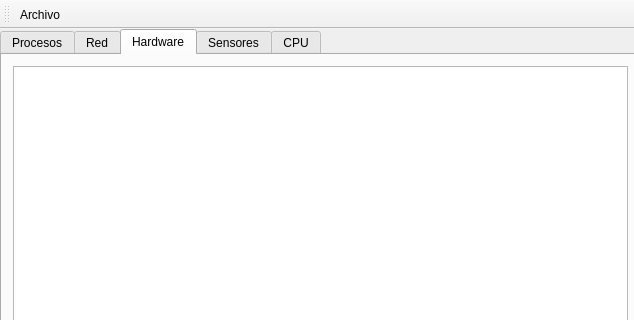
Qt form SystemMonitor/mainwindow.ui (alu0100843101/soa-system-monitor) before a commit; both pictures show x 0 to 634 and y 0 to 320 of the 634 by 483 pixel window.
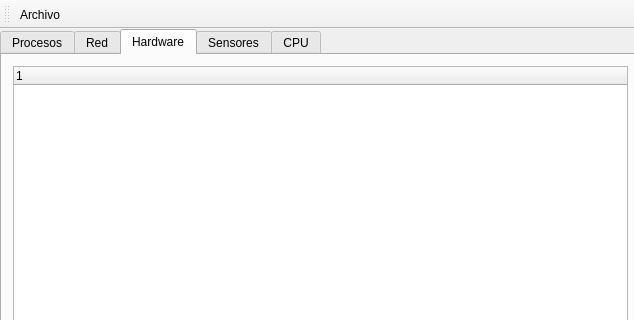
The same form after that commit. The open tabs and pages were chosen to show the change.

What changed in the file:
```diff
--- a/SystemMonitor/mainwindow.ui
+++ b/SystemMonitor/mainwindow.ui
@@ -52,7 +52,13 @@
      </attribute>
      <layout class="QVBoxLayout" name="verticalLayout_3">
       <item>
-       <widget class="QTableWidget" name="tableWidget_3"/>
+       <widget class="QTreeWidget" name="treeWidget">
+        <column>
+         <property name="text">
+          <string notr="true">1</string>
+         </property>
+        </column>
+       </widget>
       </item>
      </layout>
     </widget>
```
Left out of the diff: 2 changed lines with no effect on the pictures.
